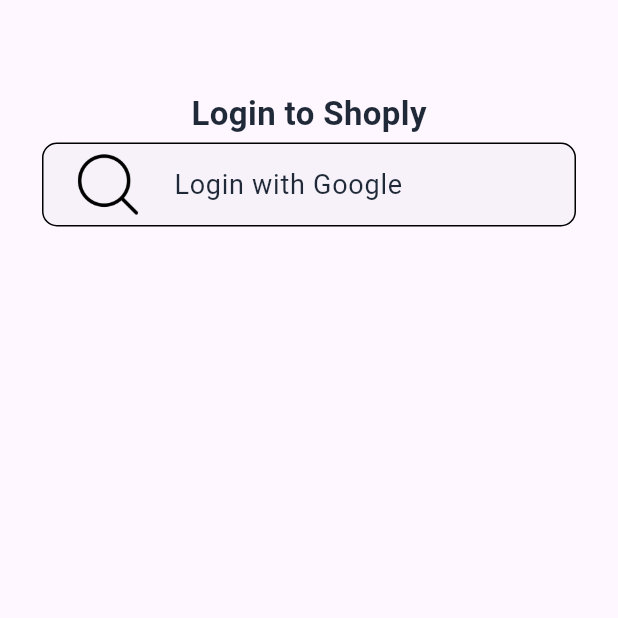
After one commit to As-tra/Shoply, a Flutter app: the LoginWithEmailView screen opened by its route, on a phone screen of 412 x 824 dp, the top half of it. The commit adds this screen. Run offline on Flutter 3.47's test engine with Material 3 defaults, Android fonts, the phone set to English and light mode, and no system bars; our stand-ins replace country_picker, firebase_auth, firebase_core, flutter_bloc, go_router, pin_code_fields; accounts and stored records are empty.

Commit message:
create login with email view

```diff
--- a/lib/core/utils/app_router.dart
+++ b/lib/core/utils/app_router.dart
@@ -1,5 +1,6 @@
 import 'package:go_router/go_router.dart';
 import 'package:shoply/features/Authentication/data/models/otp_view_model.dart';
+import 'package:shoply/features/Authentication/presentation/views/login_with_email_view.dart';
 import 'package:shoply/features/Authentication/presentation/views/login_with_phone_view.dart';
 import 'package:shoply/features/Authentication/presentation/views/otp_verification_view.dart';
 import 'package:shoply/features/Onboarding/presentation/views/onboarding_view.dart';
@@ -9,12 +10,9 @@ class AppRouter {
   static const kOnboarding = '/Onboarding';
   static const kLoginWithPhone = '/login_with_phone';
   static const kOtpVerificaton = '/otp_verification';
+  static const kLoginWithEmail = '/login_with_email';
   static final router = GoRouter(
     routes: [
-      GoRoute(
-        path: '/',
-        builder: (context, state) => const LoginWithPhoneView(),
-      ),
       GoRoute(
         path: '/',
         builder: (context, state) => const SplashView(),
@@ -29,6 +27,14 @@ class AppRouter {
           otpViewModel: state.extra as OtpViewModel,
         ),
       ),
+      GoRoute(
+        path: kOtpVerificaton,
+        builder: (context, state) => const LoginWithPhoneView(),
+      ),
+      GoRoute(
+        path: kLoginWithEmail,
+        builder: (context, state) => const LoginWithEmailView(),
+      ),
     ],
   );
 }
--- a/lib/core/utils/assets.dart
+++ b/lib/core/utils/assets.dart
@@ -1,6 +1,14 @@
 // ignore_for_file: prefer_single_quotes
 class Assets {
   Assets._();
+
+  /// Assets for iconsFacebook
+  /// assets/icons/facebook.svg
+  static const String iconsFacebook = "assets/icons/facebook.svg";
+
+  /// Assets for iconsGoogle
+  /// assets/icons/google.svg
+  static const String iconsGoogle = "assets/icons/google.svg";
 
   /// Assets for iconsSearch
   /// assets/icons/search.png
--- /dev/null
+++ b/lib/features/Authentication/presentation/views/login_with_email_view.dart
@@ -0,0 +1,15 @@
+
+
+import 'package:flutter/material.dart';
+import 'package:shoply/features/Authentication/presentation/views/widgets/login_with_email_view_body.dart';
+
+class LoginWithEmailView extends StatelessWidget {
+  const LoginWithEmailView({super.key});
+
+  @override
+  Widget build(BuildContext context) {
+    return const Scaffold(
+      body: LoginWithEmailViewBody(),
+    );
+  }
+}
--- /dev/null
+++ b/lib/features/Authentication/presentation/views/widgets/auth_provider_button.dart
@@ -0,0 +1,32 @@
+
+import 'package:flutter/material.dart';
+import 'package:shoply/core/utils/app_colors.dart';
+import 'package:shoply/core/utils/assets.dart';
+
+class AuthProviderButton extends StatelessWidget {
+  const AuthProviderButton({
+    super.key,
+  });
+
+  @override
+  Widget build(BuildContext context) {
+    return Card(
+
+      elevation: 0,
+      shape: RoundedRectangleBorder(
+        side: BorderSide(),
+        borderRadius: BorderRadius.circular(10),
+      ),
+      child: ListTile(
+        leading: Image.asset(Assets.iconsSearch),
+        title: Text(
+          'Login with Google',
+          style: TextStyle(
+            color: AppColors.primaryText,
+            fontSize: 18,
+          ),
+        ),
+      ),
+    );
+  }
+}
--- a/lib/features/Authentication/presentation/views/widgets/custom_pin_code_field.dart
+++ b/lib/features/Authentication/presentation/views/widgets/custom_pin_code_field.dart
@@ -22,7 +22,7 @@ class CustomPinCodeField extends StatelessWidget {
       appContext: context,
       errorAnimationController: errorController,
       controller: controller,
-      length: 4,
+      length: 6,
       animationType: AnimationType.fade,
       keyboardType: const TextInputType.numberWithOptions(),
       pinTheme: PinTheme(
@@ -31,8 +31,8 @@ class CustomPinCodeField extends StatelessWidget {
         selectedColor: AppColors.secondaryText,
         inactiveColor: AppColors.secondaryText,
         shape: PinCodeFieldShape.circle,
-        fieldHeight: 64,
-        fieldWidth: 64,
+        fieldHeight: 50,
+        fieldWidth: 50,
       ),
       animationDuration: const Duration(milliseconds: 300),
       onCompleted: oncomplete,
--- /dev/null
+++ b/lib/features/Authentication/presentation/views/widgets/login_with_email_view_body.dart
@@ -0,0 +1,32 @@
+import 'package:flutter/material.dart';
+import 'package:shoply/core/utils/app_colors.dart';
+import 'package:shoply/features/Authentication/presentation/views/widgets/auth_provider_button.dart';
+
+class LoginWithEmailViewBody extends StatelessWidget {
+  const LoginWithEmailViewBody({super.key});
+
+  @override
+  Widget build(BuildContext context) {
+    return Padding(
+      padding: const EdgeInsets.symmetric(horizontal: 24),
+      child: Column(
+        children: [
+          const SizedBox(height: 60),
+          _buildTitle(),
+          AuthProviderButton(),
+        ],
+      ),
+    );
+  }
+
+  Text _buildTitle() {
+    return const Text(
+      'Login to Shoply',
+      style: TextStyle(
+        fontSize: 22,
+        color: AppColors.primaryText,
+        fontWeight: FontWeight.bold,
+      ),
+    );
+  }
+}
--- a/lib/features/Authentication/presentation/views/widgets/login_with_phone_view_body.dart
+++ b/lib/features/Authentication/presentation/views/widgets/login_with_phone_view_body.dart
@@ -87,14 +87,15 @@ class _LoginWithPhoneViewBodyState extends State<LoginWithPhoneViewBody> {
                 ontap: () async {
                   _formKey.currentState!.validate();
                   if (errorMessage.isEmpty) {
-                    log( "+$countryCode$number");
+                    log("+$countryCode$number");
                     await FirebaseAuth.instance.verifyPhoneNumber(
                       phoneNumber: "+$countryCode$number",
                       verificationCompleted: (credentials) {},
-                      verificationFailed: (e) {
-                        log(e.toString());
+                      verificationFailed: (FirebaseAuthException e) {
+                        log("verivation failed =========+> ${e.code}");
                       },
                       codeSent: (verificationId, resendToken) {
+                        // here the code is send successfully
                         GoRouter.of(context).push(
                           AppRouter.kOtpVerificaton,
                           extra: OtpViewModel(
@@ -104,7 +105,8 @@ class _LoginWithPhoneViewBodyState extends State<LoginWithPhoneViewBody> {
                         );
                       },
                       codeAutoRetrievalTimeout: (verificationId) {
-                        log(verificationId.toString());
+                        // log(verificationId.toString());
+                        log('astra');
                       },
                     );
                   }
--- a/lib/features/Authentication/presentation/views/widgets/otp_verification_view_body.dart
+++ b/lib/features/Authentication/presentation/views/widgets/otp_verification_view_body.dart
@@ -29,7 +29,6 @@ class _LoginWithPhoneViewBodyState extends State<OtpVerificationViewBody> {
   void dispose() {
     super.dispose();
     textEditingController.dispose();
-
   }
 
   @override
@@ -65,7 +64,6 @@ class _LoginWithPhoneViewBodyState extends State<OtpVerificationViewBody> {
                     ),
                   );
                 }
-
               } catch (e) {
                 _errorController.add(ErrorAnimationType.shake);
                 log(e.toString());
--- a/lib/features/Onboarding/presentation/views/widgets/onboarding_navigation.dart
+++ b/lib/features/Onboarding/presentation/views/widgets/onboarding_navigation.dart
@@ -35,7 +35,7 @@ class OnboardingNavigation extends StatelessWidget {
                       duration: const Duration(milliseconds: 400),
                       curve: Curves.linear,
                     )
-                  : GoRouter.of(context).push(AppRouter.kLoginWithPhone);
+                  : GoRouter.of(context).push(AppRouter.kLoginWithEmail);
             },
           )
         ],
```
Also changed, not shown: assets/icons/facebook.svg (added), assets/icons/google.svg (added), 2 other files. Lines whose indentation alone changed are shown as unchanged.
